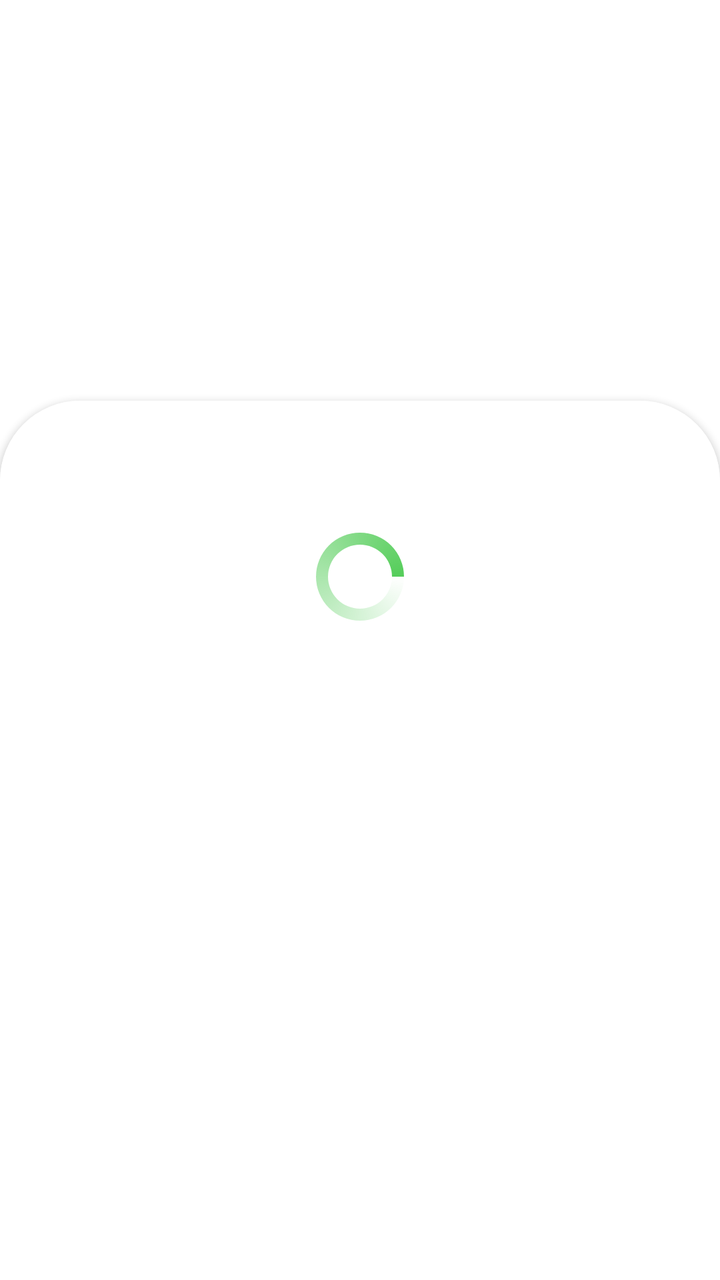
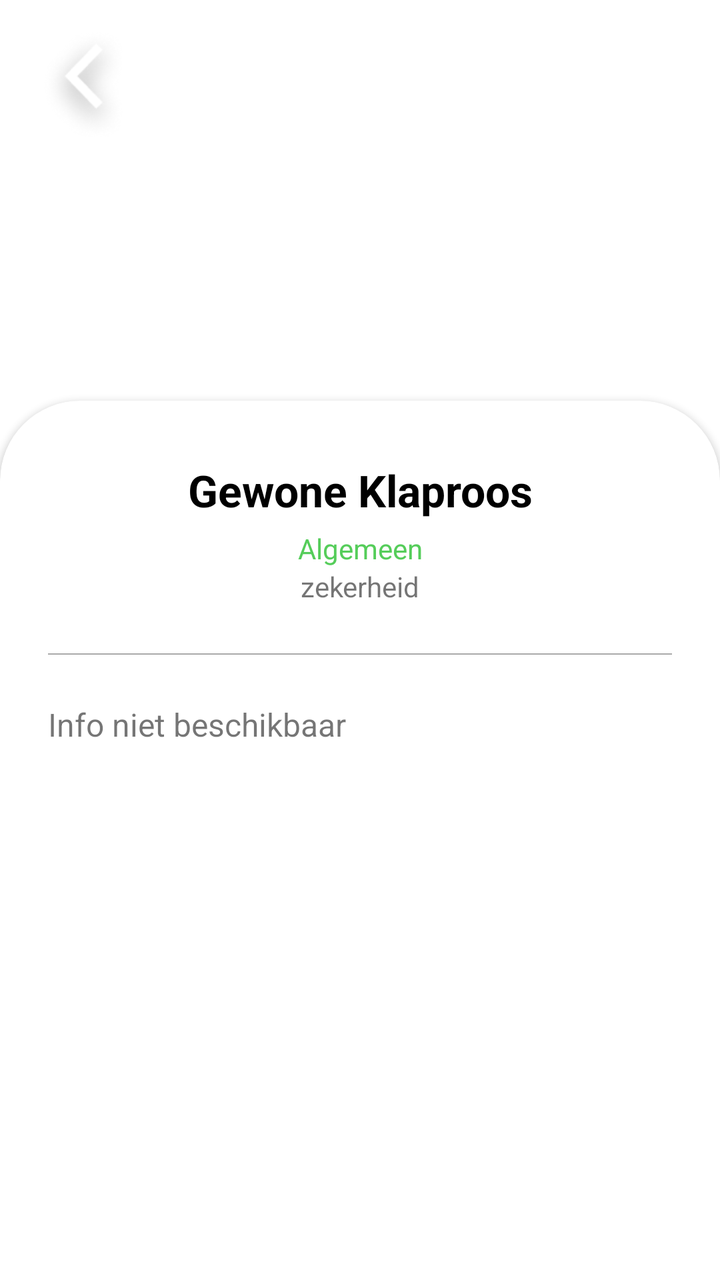

The first picture is an Android layout as it rendered before a commit; the second is the same layout after the commit. The layout source and the unified diff follow.
<!-- AndroidManifest.xml: application theme Theme.Floro -->
<!-- res/layout/activity_identification.xml -->
<?xml version="1.0" encoding="utf-8"?>
<androidx.constraintlayout.widget.ConstraintLayout xmlns:android="http://schemas.android.com/apk/res/android"
    xmlns:app="http://schemas.android.com/apk/res-auto"
    xmlns:tools="http://schemas.android.com/tools"
    android:layout_width="match_parent"
    android:layout_height="match_parent"
    tools:context=".IdentificationActivity">

    <LinearLayout
        android:layout_width="match_parent"
        android:layout_height="match_parent"
        android:orientation="vertical"
        android:clipChildren="false"
        android:weightSum="8"
        >

        <ImageView
            android:id="@+id/imageView"
            android:layout_width="match_parent"
            android:layout_height="0dp"
            android:layout_weight="3"
            android:layout_marginBottom="-40dp"
            android:scaleType="centerCrop" />

        <androidx.cardview.widget.CardView
            android:layout_width="match_parent"
            android:layout_height="0dp"
            android:layout_weight="6"
            app:cardCornerRadius="40dp">

            <ScrollView
                android:layout_width="match_parent"
                android:layout_height="match_parent">

                <LinearLayout
                    android:layout_width="match_parent"
                    android:layout_height="wrap_content"
                    android:gravity="center_horizontal"
                    android:orientation="vertical"
                    android:paddingHorizontal="20dp"
                    android:paddingVertical="50dp">

                    <TextView
                        android:id="@+id/plantname_title"
                        android:layout_width="match_parent"
                        android:layout_height="match_parent"
                        android:text="Test"
                        android:textAlignment="center"
                        android:textColor="@color/black"
                        android:textSize="22sp" />

                    <TextView
                        android:id="@+id/rarityTextView"
                        android:layout_width="match_parent"
                        android:layout_height="wrap_content"
                        android:text="common"
                        android:textAlignment="center" />

                    <TextView
                        android:id="@+id/probabilityTextView"
                        android:layout_width="match_parent"
                        android:layout_height="wrap_content"
                        android:text="probability"
                        android:textAlignment="center" />


                </LinearLayout>

            </ScrollView>

            <androidx.constraintlayout.widget.ConstraintLayout
                android:id="@+id/progress_overlay"
                android:layout_width="match_parent"
                android:layout_height="match_parent"
                android:background="@color/white">

                <ProgressBar
                    android:id="@+id/progressBar"
                    style="?android:attr/progressBarStyle"
                    android:layout_width="wrap_content"
                    android:layout_height="wrap_content"
                    android:layout_marginTop="64dp"
                    android:indeterminate="true"
                    android:indeterminateDrawable="@drawable/progress_bg"
                    android:progressDrawable="@drawable/progress_bg"
                    app:layout_constraintEnd_toEndOf="parent"
                    app:layout_constraintStart_toStartOf="parent"
                    app:layout_constraintTop_toTopOf="parent" />
            </androidx.constraintlayout.widget.ConstraintLayout>


        </androidx.cardview.widget.CardView>

    </LinearLayout>

</androidx.constraintlayout.widget.ConstraintLayout>
<!-- resources referenced by this layout -->
<resources>
  <color name="black">#FF000000</color>
  <color name="white">#FFFFFFFF</color>
  <!-- drawable progress_bg (drawable) -->
  <?xml version="1.0" encoding="utf-8"?>
  <rotate
      xmlns:android="http://schemas.android.com/apk/res/android"
      android:fromDegrees="0"
      android:pivotX="50%"
      android:pivotY="50%"
      android:toDegrees="1080">
  
      
      <shape
          android:innerRadiusRatio="3"
          android:shape="ring"
          android:thicknessRatio="8"
          android:useLevel="false">
  
          
          <size
              android:width="76dip"
              android:height="76dip" />
  
          
          <gradient
              android:angle="0"
              android:endColor="@color/floro_bright_green"
              android:startColor="#00ffffff"
              android:type="sweep"
              android:useLevel="false" />
      </shape>
  
  </rotate>
  <style name="Theme.Floro" parent="Theme.MaterialComponents.DayNight.NoActionBar">
          
          <item name="colorPrimary">@color/floro_bright_green</item>
          <item name="colorPrimaryVariant">@color/floro_dark_green</item>
          <item name="colorOnPrimary">@color/white</item>
          
          <item name="colorSecondary">@color/teal_200</item>
          <item name="colorSecondaryVariant">@color/teal_700</item>
          <item name="colorOnSecondary">@color/black</item>
          
          <item name="android:statusBarColor" tools:targetApi="l">@android:color/black</item>
          
      </style>
  <color name="floro_bright_green">#55cd5a</color>
  <color name="floro_dark_green">#41a345</color>
  <color name="teal_200">#FF03DAC5</color>
  <color name="teal_700">#FF018786</color>
</resources>

<!-- the commit's change to res/layout/activity_identification.xml (unified diff, before → after) -->
@@ -30,21 +30,24 @@
 
             <ScrollView
                 android:layout_width="match_parent"
-                android:layout_height="match_parent">
+                android:layout_height="wrap_content">
 
                 <LinearLayout
+                    android:id="@+id/identificationLayout"
                     android:layout_width="match_parent"
                     android:layout_height="wrap_content"
-                    android:gravity="center_horizontal"
+                    android:layout_gravity="top"
                     android:orientation="vertical"
-                    android:paddingHorizontal="20dp"
-                    android:paddingVertical="50dp">
+                    android:paddingHorizontal="24dp">
 
                     <TextView
                         android:id="@+id/plantname_title"
                         android:layout_width="match_parent"
                         android:layout_height="match_parent"
-                        android:text="Test"
+                        android:layout_marginTop="30dp"
+                        android:text="Gewone Klaproos"
+                        android:textStyle="bold"
+                        android:paddingBottom="5dp"
                         android:textAlignment="center"
                         android:textColor="@color/black"
                         android:textSize="22sp" />
@@ -53,44 +56,59 @@
                         android:id="@+id/rarityTextView"
                         android:layout_width="match_parent"
                         android:layout_height="wrap_content"
-                        android:text="common"
-                        android:textAlignment="center" />
+                        android:text="Algemeen"
+                        android:textAlignment="center"
+                        android:textColor="@color/floro_bright_green"/>
 
                     <TextView
                         android:id="@+id/probabilityTextView"
                         android:layout_width="match_parent"
                         android:layout_height="wrap_content"
-                        android:text="probability"
+                        android:text="zekerheid"
                         android:textAlignment="center" />
+
+                    <View
+                        android:id="@+id/view2"
+                        android:layout_width="match_parent"
+                        android:layout_height="0.5dp"
+                        android:layout_marginVertical="24dp"
+                        android:background="@android:color/darker_gray" />
+
+                    <TextView
+                        android:lineSpacingExtra="4sp"
+                        android:textSize="16sp"
+                        android:id="@+id/wikiTextView"
+                        android:text="Info niet beschikbaar"
+                        android:layout_width="match_parent"
+                        android:layout_height="wrap_content"
+                        android:paddingBottom="100dp"
+                        />
 
 
                 </LinearLayout>
 
             </ScrollView>
 
-            <androidx.constraintlayout.widget.ConstraintLayout
-                android:id="@+id/progress_overlay"
-                android:layout_width="match_parent"
-                android:layout_height="match_parent"
-                android:background="@color/white">
-
-                <ProgressBar
-                    android:id="@+id/progressBar"
-                    style="?android:attr/progressBarStyle"
-                    android:layout_width="wrap_content"
-                    android:layout_height="wrap_content"
-                    android:layout_marginTop="64dp"
-                    android:indeterminate="true"
-                    android:indeterminateDrawable="@drawable/progress_bg"
-                    android:progressDrawable="@drawable/progress_bg"
-                    app:layout_constraintEnd_toEndOf="parent"
-                    app:layout_constraintStart_toStartOf="parent"
-                    app:layout_constraintTop_toTopOf="parent" />
-            </androidx.constraintlayout.widget.ConstraintLayout>
-
 
         </androidx.cardview.widget.CardView>
 
     </LinearLayout>
 
+    <RelativeLayout
+        android:layout_width="match_parent"
+        android:layout_height="match_parent"
+        app:layout_constraintStart_toStartOf="parent"
+        app:layout_constraintTop_toTopOf="parent">
+
+        <ImageButton
+            android:id="@+id/backButton"
+            android:layout_marginTop="12dp"
+            android:layout_marginLeft="12dp"
+            android:layout_width="60dp"
+            android:layout_height="60dp"
+            android:scaleType="fitCenter"
+            app:srcCompat="@drawable/back"
+            android:background="@android:color/transparent"/>
+    </RelativeLayout>
+
 </androidx.constraintlayout.widget.ConstraintLayout>
<!-- resource entries referenced after the edit -->
@@ -2,37 +2,6 @@
 <resources>
   <color name="black">#FF000000</color>
   <color name="white">#FFFFFFFF</color>
-  <!-- drawable progress_bg (drawable) -->
-  <?xml version="1.0" encoding="utf-8"?>
-  <rotate
-      xmlns:android="http://schemas.android.com/apk/res/android"
-      android:fromDegrees="0"
-      android:pivotX="50%"
-      android:pivotY="50%"
-      android:toDegrees="1080">
-  
-      
-      <shape
-          android:innerRadiusRatio="3"
-          android:shape="ring"
-          android:thicknessRatio="8"
-          android:useLevel="false">
-  
-          
-          <size
-              android:width="76dip"
-              android:height="76dip" />
-  
-          
-          <gradient
-              android:angle="0"
-              android:endColor="@color/floro_bright_green"
-              android:startColor="#00ffffff"
-              android:type="sweep"
-              android:useLevel="false" />
-      </shape>
-  
-  </rotate>
   <style name="Theme.Floro" parent="Theme.MaterialComponents.DayNight.NoActionBar">
           
           <item name="colorPrimary">@color/floro_bright_green</item>
@@ -47,6 +16,7 @@
           
       </style>
   <color name="floro_bright_green">#55cd5a</color>
+  <!-- drawable back: png bitmap (drawable, 5398 bytes) -->
   <color name="floro_dark_green">#41a345</color>
   <color name="teal_200">#FF03DAC5</color>
   <color name="teal_700">#FF018786</color>
